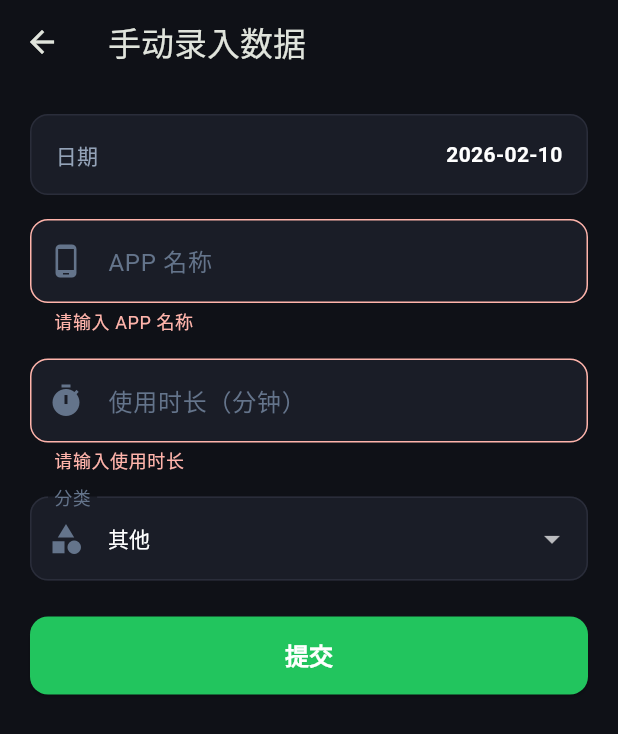
After one commit to Lywuyan/LifeScope, a Flutter app: the ManualInputScreen screen opened directly, after a tap on "提交", on a phone screen of 412 x 824 dp. The commit adds this screen. Shown: the top 734 px of the screen. Run offline on Flutter 3.47's test engine with Material 3 defaults, Android fonts, the phone set to English and light mode, and no system bars; our stand-ins replace flutter_secure_storage; accounts and stored records are empty.

Commit message:
feat:添加手动上传数据的页面

```diff
--- a/app/lib/providers/auth_provider.dart
+++ b/app/lib/providers/auth_provider.dart
@@ -45,7 +45,7 @@ class AuthProvider extends ChangeNotifier {
   bool      get isLoggedIn  => _token != null;
   UserInfo? get currentUser => _currentUser;
   bool      get isLoading   => _isLoading;
-
+  String?   get token => _token;
   // ── 初始化（检查本地 token）───────────────────
   Future<void> initialize() async {
     _token = await _storage.read(key: 'token');
--- a/app/lib/screens/home_screen.dart
+++ b/app/lib/screens/home_screen.dart
@@ -3,6 +3,7 @@
 // 首页 — 登录后的主界面骨架
 // Phase 5 会在这里填充报告/挑战/成就模块
 // ============================================================
+import 'package:app/screens/manualInput_screen.dart';
 import 'package:flutter/material.dart';
 import 'package:provider/provider.dart';
 
@@ -98,11 +99,17 @@ class HomeScreen extends StatelessWidget {
             const SizedBox(height: 16),
 
             // ── 快速数据上传入口（占位）───────────
-            _placeholderCard(
-              title: '📱 手动上传数据',
-              subtitle: '记录今天的游戏/健身/学习',
-              icon: Icons.upload_outlined,
-              color: const Color(0xFF34D399),
+            GestureDetector(
+              onTap: () => Navigator.push(
+                context,
+                MaterialPageRoute(builder: (_) => const ManualInputScreen()),
+              ),
+              child: _placeholderCard(
+                title: '📱 手动上传数据',
+                subtitle: '记录今天的游戏/健身/学习',
+                icon: Icons.upload_outlined,
+                color: const Color(0xFF34D399),
+              ),
             ),
           ],
         ),
--- /dev/null
+++ b/app/lib/screens/manualInput_screen.dart
@@ -0,0 +1,210 @@
+import 'package:flutter/material.dart';
+import 'package:provider/provider.dart';
+import 'package:http/http.dart' as http;
+import 'dart:convert';
+
+import 'package:app/providers/auth_provider.dart';
+
+class ManualInputScreen extends StatefulWidget {
+  const ManualInputScreen({super.key});
+  @override
+  State<ManualInputScreen> createState() => _ManualInputScreenState();
+}
+
+class _ManualInputScreenState extends State<ManualInputScreen> {
+  final _formKey = GlobalKey<FormState>();
+  DateTime _selectedDate = DateTime.now();
+  final _appNameCtrl = TextEditingController();
+  final _usageMinsCtrl = TextEditingController();
+  String _category = 'other';
+  bool _isSubmitting = false;
+
+  @override
+  void dispose() {
+    _appNameCtrl.dispose();
+    _usageMinsCtrl.dispose();
+    super.dispose();
+  }
+
+  Future<void> _submit() async {
+    if (!_formKey.currentState!.validate()) return;
+
+    setState(() => _isSubmitting = true);
+
+    try {
+      final auth = Provider.of<AuthProvider>(context, listen: false);
+      final token = auth.token;
+
+      final response = await http.post(
+        Uri.parse('$API_BASE/data/upload'),
+        headers: {
+          'Authorization': 'Bearer $token',
+          'Content-Type': 'application/json',
+        },
+        body: jsonEncode({
+          'recordDate': _selectedDate.toIso8601String().split('T')[0],
+          'appName': _appNameCtrl.text.trim(),
+          'usageMins': int.parse(_usageMinsCtrl.text.trim()),
+          'category': _category,
+        }),
+      );
+
+      final body = jsonDecode(response.body);
+
+      if (response.statusCode == 200 && body['success'] == true) {
+        if (mounted) {
+          ScaffoldMessenger.of(context).showSnackBar(
+            const SnackBar(content: Text('✅ 数据上传成功！')),
+          );
+          Navigator.pop(context);
+        }
+      } else {
+        throw Exception(body['message'] ?? '上传失败');
+      }
+    } catch (e) {
+      if (mounted) {
+        ScaffoldMessenger.of(context).showSnackBar(
+          SnackBar(content: Text('❌ $e')),
+        );
+      }
+    } finally {
+      setState(() => _isSubmitting = false);
+    }
+  }
+
+  @override
+  Widget build(BuildContext context) {
+    return Scaffold(
+      backgroundColor: const Color(0xFF0F1117),
+      appBar: AppBar(
+        backgroundColor: const Color(0xFF0F1117),
+        title: const Text('手动录入数据'),
+      ),
+      body: SingleChildScrollView(
+        padding: const EdgeInsets.all(20),
+        child: Form(
+          key: _formKey,
+          child: Column(
+            crossAxisAlignment: CrossAxisAlignment.stretch,
+            children: [
+              // 日期选择
+              GestureDetector(
+                onTap: () async {
+                  final picked = await showDatePicker(
+                    context: context,
+                    initialDate: _selectedDate,
+                    firstDate: DateTime(2024),
+                    lastDate: DateTime.now(),
+                  );
+                  if (picked != null) setState(() => _selectedDate = picked);
+                },
+                child: Container(
+                  padding: const EdgeInsets.all(16),
+                  decoration: BoxDecoration(
+                    color: const Color(0xFF1A1D27),
+                    borderRadius: BorderRadius.circular(12),
+                    border: Border.all(color: const Color(0xFF2A2D3A)),
+                  ),
+                  child: Row(
+                    mainAxisAlignment: MainAxisAlignment.spaceBetween,
+                    children: [
+                      const Text('日期', style: TextStyle(color: Color(0xFF94A3B8))),
+                      Text(
+                        '${_selectedDate.year}-${_selectedDate.month.toString().padLeft(2, '0')}-${_selectedDate.day.toString().padLeft(2, '0')}',
+                        style: const TextStyle(color: Colors.white, fontWeight: FontWeight.w600),
+                      ),
+                    ],
+                  ),
+                ),
+              ),
+              const SizedBox(height: 16),
+
+              // APP 名称
+              TextFormField(
+                controller: _appNameCtrl,
+                style: const TextStyle(color: Colors.white),
+                decoration: _inputDecoration('APP 名称', Icons.phone_android),
+                validator: (v) => v == null || v.trim().isEmpty ? '请输入 APP 名称' : null,
+              ),
+              const SizedBox(height: 16),
+
+              // 使用时长
+              TextFormField(
+                controller: _usageMinsCtrl,
+                keyboardType: TextInputType.number,
+                style: const TextStyle(color: Colors.white),
+                decoration: _inputDecoration('使用时长（分钟）', Icons.timer),
+                validator: (v) {
+                  if (v == null || v.trim().isEmpty) return '请输入使用时长';
+                  final mins = int.tryParse(v.trim());
+                  if (mins == null || mins < 1) return '时长至少1分钟';
+                  return null;
+                },
+              ),
+              const SizedBox(height: 16),
+
+              // 分类
+              DropdownButtonFormField<String>(
+                value: _category,
+                dropdownColor: const Color(0xFF1A1D27),
+                style: const TextStyle(color: Colors.white),
+                decoration: _inputDecoration('分类', Icons.category),
+                items: const [
+                  DropdownMenuItem(value: 'social', child: Text('社交')),
+                  DropdownMenuItem(value: 'game', child: Text('游戏')),
+                  DropdownMenuItem(value: 'work', child: Text('工作/学习')),
+                  DropdownMenuItem(value: 'browser', child: Text('浏览器')),
+                  DropdownMenuItem(value: 'other', child: Text('其他')),
+                ],
+                onChanged: (v) => setState(() => _category = v!),
+              ),
+              const SizedBox(height: 24),
+
+              // 提交按钮
+              SizedBox(
+                height: 52,
+                child: ElevatedButton(
+                  onPressed: _isSubmitting ? null : _submit,
+                  style: ElevatedButton.styleFrom(
+                    backgroundColor: const Color(0xFF22C55E),
+                    disabledBackgroundColor: const Color(0xFF22C55E66),
+                    shape: RoundedRectangleBorder(borderRadius: BorderRadius.circular(12)),
+                  ),
+                  child: _isSubmitting
+                      ? const SizedBox(
+                          width: 24,
+                          height: 24,
+                          child: CircularProgressIndicator(strokeWidth: 2, color: Colors.white),
+                        )
+                      : const Text('提交', style: TextStyle(fontSize: 16, fontWeight: FontWeight.w600, color: Colors.white)),
+                ),
+              ),
+            ],
+          ),
+        ),
+      ),
+    );
+  }
+
+  InputDecoration _inputDecoration(String label, IconData icon) {
+    return InputDecoration(
+      labelText: label,
+      labelStyle: const TextStyle(color: Color(0xFF64748B)),
+      prefixIcon: Icon(icon, color: const Color(0xFF64748B)),
+      filled: true,
+      fillColor: const Color(0xFF1A1D27),
+      border: OutlineInputBorder(
+        borderRadius: BorderRadius.circular(12),
+        borderSide: const BorderSide(color: Color(0xFF2A2D3A)),
+      ),
+      enabledBorder: OutlineInputBorder(
+        borderRadius: BorderRadius.circular(12),
+        borderSide: const BorderSide(color: Color(0xFF2A2D3A)),
+      ),
+      focusedBorder: OutlineInputBorder(
+        borderRadius: BorderRadius.circular(12),
+        borderSide: const BorderSide(color: Color(0xFF22C55E)),
+      ),
+    );
+  }
+}
```
